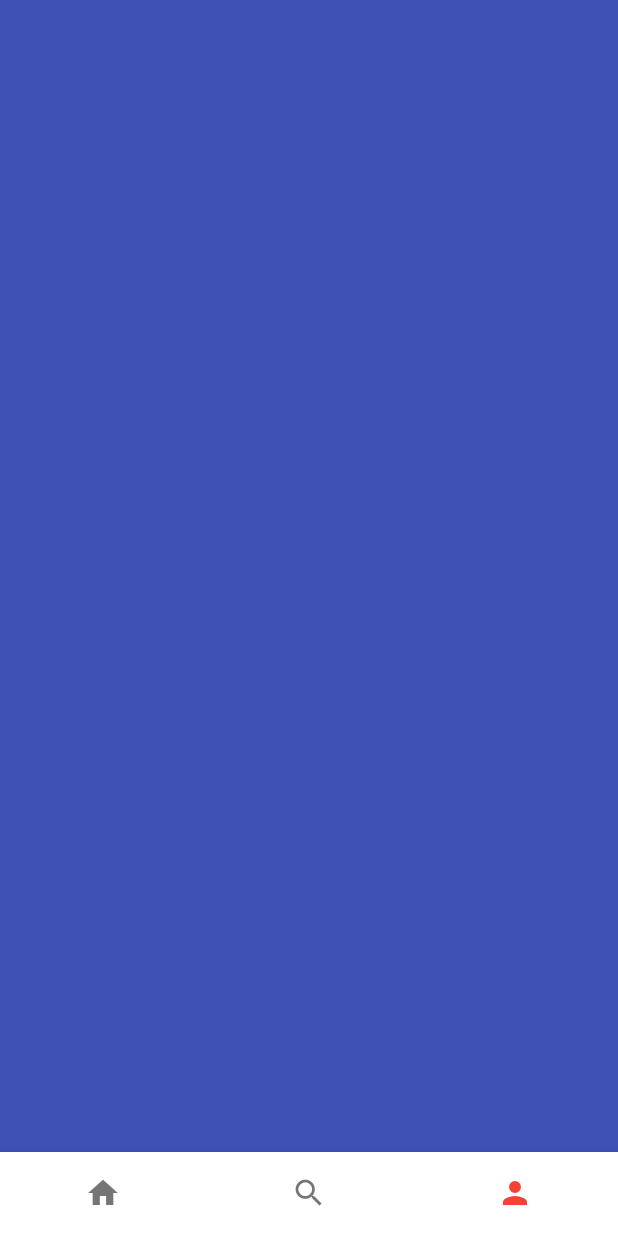
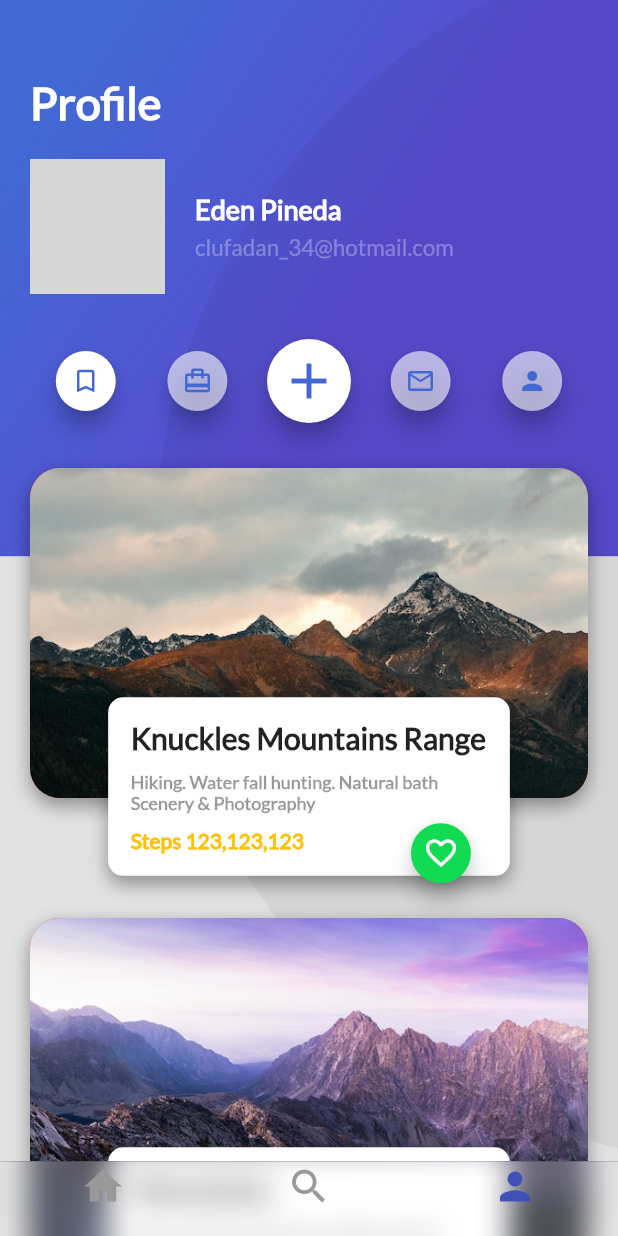
Before and after one commit to EdenPinedaMontero/Curso-Flutter-Platzi, a Flutter app: the screen it shows after launch, item 3 of the bottom bar chosen, on a phone screen of 412 x 824 dp. Run offline on Flutter 3.47's test engine with Material 2 defaults, Android fonts, the phone set to English and light mode, and no system bars; grey boxes are pictures that could not be loaded.

Commit message:
Actualización del proyecto, Completamente terminado el primer curso de Platzi

```diff
--- /dev/null
+++ b/lib/Practicas/platzi_trips_cupertino.dart
@@ -0,0 +1,63 @@
+import 'package:flutter/material.dart';
+import 'package:flutter/cupertino.dart';
+import 'package:platzi_trips_app/Practicas/home_trips.dart';
+import 'package:platzi_trips_app/Practicas/search_trips.dart';
+import 'package:platzi_trips_app/Retos/cuarto%20reto/profile.dart';
+
+class PlatziTripsCupertino extends StatelessWidget {
+  const PlatziTripsCupertino({Key? key}) : super(key: key);
+
+  @override
+  Widget build(BuildContext context) {
+    return Scaffold(
+      bottomNavigationBar: CupertinoTabScaffold(
+        tabBar: CupertinoTabBar(
+            backgroundColor: const Color(0x33FFFFFF),
+            activeColor: Colors.indigo,
+            items: const [
+              BottomNavigationBarItem(
+                icon: Icon(
+                  Icons.home,
+                  // color: Colors.indigo,
+                ),
+                label: "",
+              ),
+              BottomNavigationBarItem(
+                icon: Icon(
+                  Icons.search,
+                  // color: Colors.indigo,
+                ),
+                label: "",
+              ),
+              BottomNavigationBarItem(
+                icon: Icon(
+                  Icons.person,
+                  //color: Colors.indigo,
+                ),
+                label: "",
+              ),
+            ]),
+        tabBuilder: (BuildContext context, int index) {
+          switch (index) {
+            case 0:
+              return CupertinoTabView(
+                builder: (BuildContext context) => HomeTrips(),
+              );
+            case 1:
+              return CupertinoTabView(
+                builder: (BuildContext context) => const SearchTrips(),
+              );
+            case 2:
+              return CupertinoTabView(
+                builder: (BuildContext context) => const ProfileReto(),
+              );
+            default:
+              return CupertinoTabView(
+                builder: (BuildContext context) => HomeTrips(),
+              );
+          }
+        },
+      ),
+    );
+  }
+}
--- /dev/null
+++ b/lib/Retos/cuarto reto/barra_gradient.dart
@@ -0,0 +1,33 @@
+import 'package:flutter/material.dart';
+
+class BarraGradient extends StatelessWidget {
+  //const BarraGradient({Key? key}) : super(key: key);
+
+  String title = "Profile";
+  BarraGradient(this.title);
+  @override
+  Widget build(BuildContext context) {
+    return Container(
+      height: 350,
+      decoration: const BoxDecoration(
+          gradient: LinearGradient(
+              colors: [
+                Color.fromARGB(255, 79, 112, 201),
+                Color.fromARGB(255, 63, 163, 202),
+              ],
+              begin: FractionalOffset(0.2, 0.0),
+              end: FractionalOffset(1.0, 0.6),
+              stops: [0.0, 0.6],
+              tileMode: TileMode.clamp)),
+      child: Text(
+        title,
+        style: const TextStyle(
+            fontFamily: "Lato",
+            fontSize: 32,
+            fontWeight: FontWeight.bold,
+            color: Colors.white),
+      ),
+      alignment: const Alignment(-0.9, -0.6),
+    );
+  }
+}
--- /dev/null
+++ b/lib/Retos/cuarto reto/header/buttons_bar.dart
@@ -0,0 +1,26 @@
+import 'package:flutter/material.dart';
+import 'circle_button.dart';
+
+class ButtonsBar extends StatelessWidget {
+  const ButtonsBar({Key? key}) : super(key: key);
+
+  @override
+  Widget build(BuildContext context) {
+    return Padding(
+        padding: const EdgeInsets.symmetric(horizontal: 0.0, vertical: 10.0),
+        child: Row(
+          children: <Widget>[
+            CircleButton(true, Icons.turned_in_not, 20.0,
+                const Color.fromRGBO(255, 255, 255, 1)),
+            CircleButton(true, Icons.card_travel, 20.0,
+                const Color.fromRGBO(255, 255, 255, 0.6)),
+            CircleButton(
+                false, Icons.add, 40.0, const Color.fromRGBO(255, 255, 255, 1)),
+            CircleButton(true, Icons.mail_outline, 20.0,
+                const Color.fromRGBO(255, 255, 255, 0.6)),
+            CircleButton(true, Icons.person, 20.0,
+                const Color.fromRGBO(255, 255, 255, 0.6))
+          ],
+        ));
+  }
+}
--- /dev/null
+++ b/lib/Retos/cuarto reto/header/circle_button.dart
@@ -0,0 +1,38 @@
+import 'package:flutter/material.dart';
+
+// ignore: must_be_immutable
+class CircleButton extends StatefulWidget {
+  bool mini;
+  // ignore: prefer_typing_uninitialized_variables
+  var icon;
+  double iconSize;
+  // ignore: prefer_typing_uninitialized_variables
+  var color;
+
+  CircleButton(this.mini, this.icon, this.iconSize, this.color, {Key? key})
+      : super(key: key);
+
+  @override
+  State<StatefulWidget> createState() {
+    return _CircleButton();
+  }
+}
+
+class _CircleButton extends State<CircleButton> {
+  void onPressedButton() {}
+
+  @override
+  Widget build(BuildContext context) {
+    return Expanded(
+        child: FloatingActionButton(
+      backgroundColor: widget.color,
+      mini: widget.mini,
+      onPressed: onPressedButton,
+      child: Icon(
+        widget.icon,
+        size: widget.iconSize,
+        color: const Color(0xFF4268D3),
+      ),
+    ));
+  }
+}
--- /dev/null
+++ b/lib/Retos/cuarto reto/header/header_profile.dart
@@ -0,0 +1,33 @@
+import 'package:flutter/material.dart';
+import 'user_info.dart';
+import 'buttons_bar.dart';
+
+class HeaderProfile extends StatelessWidget {
+  const HeaderProfile({Key? key}) : super(key: key);
+
+  @override
+  Widget build(BuildContext context) {
+    const title = Text(
+      'Profile',
+      style: TextStyle(
+          fontFamily: 'Lato',
+          color: Colors.white,
+          fontWeight: FontWeight.bold,
+          fontSize: 30.0),
+    );
+
+    return Container(
+      margin: const EdgeInsets.only(left: 20.0, right: 20.0, top: 50.0),
+      child: Column(
+        children: <Widget>[
+          Row(
+            children: const <Widget>[title],
+          ),
+          UserInfo('assets/img/people.jpg', 'Eden Pineda',
+              'clufadan_34@hotmail.com'),
+          const ButtonsBar()
+        ],
+      ),
+    );
+  }
+}
--- /dev/null
+++ b/lib/Retos/cuarto reto/header/profile_background.dart
@@ -0,0 +1,34 @@
+import 'package:flutter/material.dart';
+
+class BackgroundProfile extends StatelessWidget {
+  const BackgroundProfile({Key? key}) : super(key: key);
+
+  @override
+  Widget build(BuildContext context) {
+    double screenHeight = MediaQuery.of(context).size.height;
+    double screenWidth = MediaQuery.of(context).size.width;
+
+    return Container(
+      width: screenWidth,
+      height: screenHeight * 0.45,
+      decoration: const BoxDecoration(
+          gradient: LinearGradient(
+              colors: [Color(0xFF4268D3), Color(0xFF584CD1)],
+              begin: FractionalOffset(0.2, 0.0),
+              end: FractionalOffset(1.0, 0.6),
+              stops: [0.0, 0.6],
+              tileMode: TileMode.clamp)),
+      child: FittedBox(
+        fit: BoxFit.none,
+        alignment: const Alignment(-1.5, -0.8),
+        child: Container(
+          width: screenHeight,
+          height: screenHeight,
+          decoration: BoxDecoration(
+              color: const Color.fromRGBO(0, 0, 0, 0.05),
+              borderRadius: BorderRadius.circular(screenHeight / 2)),
+        ),
+      ),
+    );
+  }
+}
--- /dev/null
+++ b/lib/Retos/cuarto reto/header/user_info.dart
@@ -0,0 +1,51 @@
+import 'package:flutter/material.dart';
+
+// ignore: must_be_immutable
+class UserInfo extends StatelessWidget {
+  String imgProfile;
+  String name;
+  String email;
+
+  UserInfo(this.imgProfile, this.name, this.email, {Key? key})
+      : super(key: key);
+
+  @override
+  Widget build(BuildContext context) {
+    final userPhoto = Container(
+      width: 90.0,
+      height: 90.0,
+      margin: const EdgeInsets.only(right: 20.0),
+      decoration: BoxDecoration(
+          border: Border.all(
+              color: Colors.white, width: 2.0, style: BorderStyle.solid),
+          shape: BoxShape.circle,
+          image: DecorationImage(
+              fit: BoxFit.cover, image: AssetImage(imgProfile))),
+    );
+
+    final userInfo = Column(
+      crossAxisAlignment: CrossAxisAlignment.start,
+      children: <Widget>[
+        Container(
+            margin: const EdgeInsets.only(bottom: 5.0),
+            child: Text(name,
+                style: const TextStyle(
+                  fontSize: 18.0,
+                  fontWeight: FontWeight.bold,
+                  color: Colors.white,
+                  fontFamily: 'Lato',
+                ))),
+        Text(email,
+            style: const TextStyle(
+                fontSize: 15.0, color: Colors.white30, fontFamily: 'Lato')),
+      ],
+    );
+
+    return Container(
+      margin: const EdgeInsets.symmetric(vertical: 20.0, horizontal: 0.0),
+      child: Row(
+        children: <Widget>[userPhoto, userInfo],
+      ),
+    );
+  }
+}
--- /dev/null
+++ b/lib/Retos/cuarto reto/header_barra.dart
@@ -0,0 +1,18 @@
+import 'package:flutter/material.dart';
+import 'package:platzi_trips_app/Retos/cuarto%20reto/barra_gradient.dart';
+import 'package:platzi_trips_app/Retos/cuarto%20reto/profile_person.dart';
+
+class HeaderBarra extends StatelessWidget {
+  const HeaderBarra({Key? key}) : super(key: key);
+
+  @override
+  Widget build(BuildContext context) {
+    return Stack(
+      children: [
+        BarraGradient("Profile"),
+        PersonProfile("assets/img/people.jpg", 'Eden Pineda M.',
+            'clufadan_34@hotmail.com')
+      ],
+    );
+  }
+}
--- /dev/null
+++ b/lib/Retos/cuarto reto/places/place.dart
@@ -0,0 +1,33 @@
+import 'package:flutter/material.dart';
+import '../../../models/place.dart';
+import 'place_info.dart';
+
+class Place extends StatelessWidget {
+  String image;
+  InfoPlace infoPlace;
+
+  Place(this.image, this.infoPlace, {Key? key}) : super(key: key);
+
+  @override
+  Widget build(BuildContext context) {
+    final photoCard = Container(
+      margin: const EdgeInsets.only(top: 10.0, bottom: 70.0),
+      height: 220.0,
+      decoration: BoxDecoration(
+          image: DecorationImage(fit: BoxFit.cover, image: AssetImage(image)),
+          borderRadius: const BorderRadius.all(Radius.circular(20.0)),
+          color: Colors.red,
+          boxShadow: const <BoxShadow>[
+            BoxShadow(
+                color: Colors.black38,
+                blurRadius: 10.0,
+                offset: Offset(0.0, 5.0))
+          ]),
+    );
+
+    return Stack(
+      alignment: const Alignment(0.0, 0.8),
+      children: <Widget>[photoCard, PlaceInfo(infoPlace)],
+    );
+  }
+}
--- /dev/null
+++ b/lib/Retos/cuarto reto/places/place_info.dart
@@ -0,0 +1,76 @@
+import 'package:flutter/material.dart';
+import 'package:platzi_trips_app/Practicas/floating_action_button_green.dart';
+import '../../../models/place.dart';
+
+class PlaceInfo extends StatelessWidget {
+  InfoPlace placeInfo;
+
+  PlaceInfo(this.placeInfo, {Key? key}) : super(key: key);
+
+  @override
+  Widget build(BuildContext context) {
+    double screenWidth = MediaQuery.of(context).size.width;
+
+    final place = Text(
+      this.placeInfo.place,
+      style: const TextStyle(
+          fontFamily: 'Lato', fontSize: 20.0, fontWeight: FontWeight.bold),
+    );
+
+    final placeInfo = Padding(
+        padding: const EdgeInsets.symmetric(vertical: 10.0),
+        child: Column(
+            crossAxisAlignment: CrossAxisAlignment.start,
+            children: <Widget>[
+              Text(
+                this.placeInfo.where,
+                style: const TextStyle(
+                    color: Color.fromRGBO(0, 0, 0, 0.4),
+                    fontFamily: 'Lato',
+                    fontSize: 12.0,
+                    fontWeight: FontWeight.bold),
+              ),
+              Text(
+                this.placeInfo.type,
+                style: const TextStyle(
+                    color: Color.fromRGBO(0, 0, 0, 0.4),
+                    fontFamily: 'Lato',
+                    fontSize: 12.0,
+                    fontWeight: FontWeight.bold),
+              )
+            ]));
+
+    final steps = Text(
+      'Steps ${this.placeInfo.steps}',
+      style: const TextStyle(
+          fontFamily: 'Lato',
+          fontSize: 14.0,
+          fontWeight: FontWeight.bold,
+          color: Colors.amber),
+    );
+
+    final card = Container(
+      width: screenWidth * 0.65,
+      decoration: const BoxDecoration(
+          borderRadius: BorderRadius.all(Radius.circular(10.0)),
+          color: Colors.white,
+          boxShadow: <BoxShadow>[
+            BoxShadow(
+                color: Colors.black38,
+                blurRadius: 10.0,
+                offset: Offset(0.0, 5.0))
+          ]),
+      child: Padding(
+          padding: const EdgeInsets.all(15.0),
+          child: Column(
+            crossAxisAlignment: CrossAxisAlignment.start,
+            children: <Widget>[place, placeInfo, steps],
+          )),
+    );
+
+    return Stack(
+      alignment: const Alignment(0.8, 1.25),
+      children: <Widget>[card, const FloatingActionButtonGreen()],
+    );
+  }
+}
--- /dev/null
+++ b/lib/Retos/cuarto reto/places/places_list.dart
@@ -0,0 +1,32 @@
+import 'package:flutter/material.dart';
+import '../../../models/place.dart';
+import 'place.dart';
+
+class PlacesList extends StatelessWidget {
+  InfoPlace info = InfoPlace(
+      'Knuckles Mountains Range',
+      'Hiking. Water fall hunting. Natural bath',
+      'Scenery & Photography',
+      '123,123,123');
+  InfoPlace info2 = InfoPlace(
+      'Mountains',
+      'Hiking. Water fall hunting. Natural bath',
+      'Scenery & Photography',
+      '321,321,321');
+
+  PlacesList({Key? key}) : super(key: key);
+
+  @override
+  Widget build(BuildContext context) {
+    return Container(
+      margin: const EdgeInsets.only(
+          top: 10.0, left: 20.0, right: 20.0, bottom: 10.0),
+      child: Column(
+        children: <Widget>[
+          Place('assets/img/mount1.jpg', info),
+          Place('assets/img/mount2.jpg', info2),
+        ],
+      ),
+    );
+  }
+}
--- /dev/null
+++ b/lib/Retos/cuarto reto/profile.dart
@@ -0,0 +1,19 @@
+import 'package:flutter/material.dart';
+import 'header/profile_background.dart';
+import 'header/header_profile.dart';
+import 'places/places_list.dart';
+
+class ProfileReto extends StatelessWidget {
+  const ProfileReto({Key? key}) : super(key: key);
+  @override
+  Widget build(BuildContext context) {
+    return Stack(
+      children: <Widget>[
+        const BackgroundProfile(),
+        ListView(
+          children: <Widget>[const HeaderProfile(), PlacesList()],
+        ),
+      ],
+    );
+  }
+}
--- /dev/null
+++ b/lib/Retos/cuarto reto/profile_person.dart
@@ -0,0 +1,68 @@
+import 'package:flutter/material.dart';
+
+class PersonProfile extends StatelessWidget {
+  String patchImage = "assets/img/people.jpg";
+  String nameProfile = 'Eden Pineda M.';
+  String imailProfile = 'clufadan_34@hotmail.com';
+
+  PersonProfile(this.patchImage, this.nameProfile, this.imailProfile,
+      {Key? key})
+      : super(key: key);
+
+  @override
+  Widget build(BuildContext context) {
+    final foto = Container(
+      margin: const EdgeInsets.only(top: 10, left: 20),
+      width: 70,
+      height: 70,
+      decoration: BoxDecoration(
+          image:
+              DecorationImage(image: AssetImage(patchImage), fit: BoxFit.cover),
+          shape: BoxShape.circle),
+    );
+
+    final name = Container(
+      margin: const EdgeInsets.only(
+        left: 20,
+      ),
+      child: Text(
+        nameProfile,
+        textAlign: TextAlign.left,
+        style: const TextStyle(
+          fontSize: 18,
+          fontFamily: "Lato",
+        ),
+      ),
+    );
+
+    final imail = Container(
+      margin: const EdgeInsets.only(
+        left: 20,
+      ),
+      child: Text(
+        imailProfile,
+        textAlign: TextAlign.left,
+        style: const TextStyle(
+          fontFamily: "Lato",
+          fontSize: 13,
+          color: Color.fromARGB(255, 102, 99, 99),
+        ),
+      ),
+    );
+
+    final contenido = Column(
+      crossAxisAlignment: CrossAxisAlignment.start,
+      children: [
+        name,
+        imail,
+      ],
+    );
+
+    return Row(
+      children: [
+        foto,
+        contenido,
+      ],
+    );
+  }
+}
--- a/lib/main.dart
+++ b/lib/main.dart
@@ -4,6 +4,7 @@ import 'package:flutter/services.dart';
 //import 'package:platzi_trips_app/Practicas/header_appbar.dart';
 //import 'package:platzi_trips_app/Practicas/hola_mundo.dart';
 import 'package:platzi_trips_app/Practicas/platzi_trips.dart';
+import 'package:platzi_trips_app/Practicas/platzi_trips_cupertino.dart';
 //import 'package:platzi_trips_app/Practicas/review_list.dart';
 //import 'package:platzi_trips_app/Retos/reto_dos.dart';
 //import 'package:platzi_trips_app/Retos/reto_tres_list_final.dart';
@@ -32,7 +33,8 @@ class MyApp extends StatelessWidget {
       theme: ThemeData(
         primarySwatch: Colors.blue,
       ),
-      home: const PlatziTrips(), //Sera el punto central de la aplicación
+      home:
+          const PlatziTripsCupertino(), //Sera el punto central de la aplicación
       //Scaffold(
       /*
       //=== App Bar del reto 3 ===//
--- /dev/null
+++ b/lib/models/place.dart
@@ -0,0 +1,7 @@
+class InfoPlace {
+  String place;
+  String where;
+  String type;
+  String steps;
+  InfoPlace(this.place, this.where, this.type, this.steps);
+}
```
Also changed, not shown: assets/img/mount1.jpg (added), assets/img/mount2.jpg (added).
